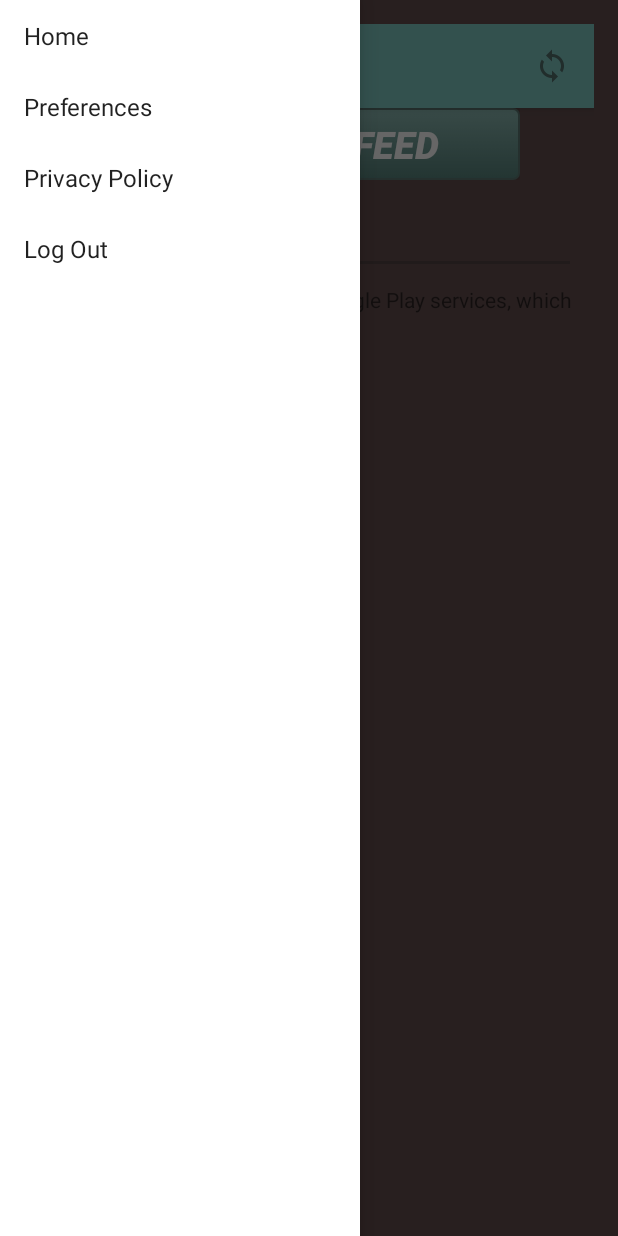
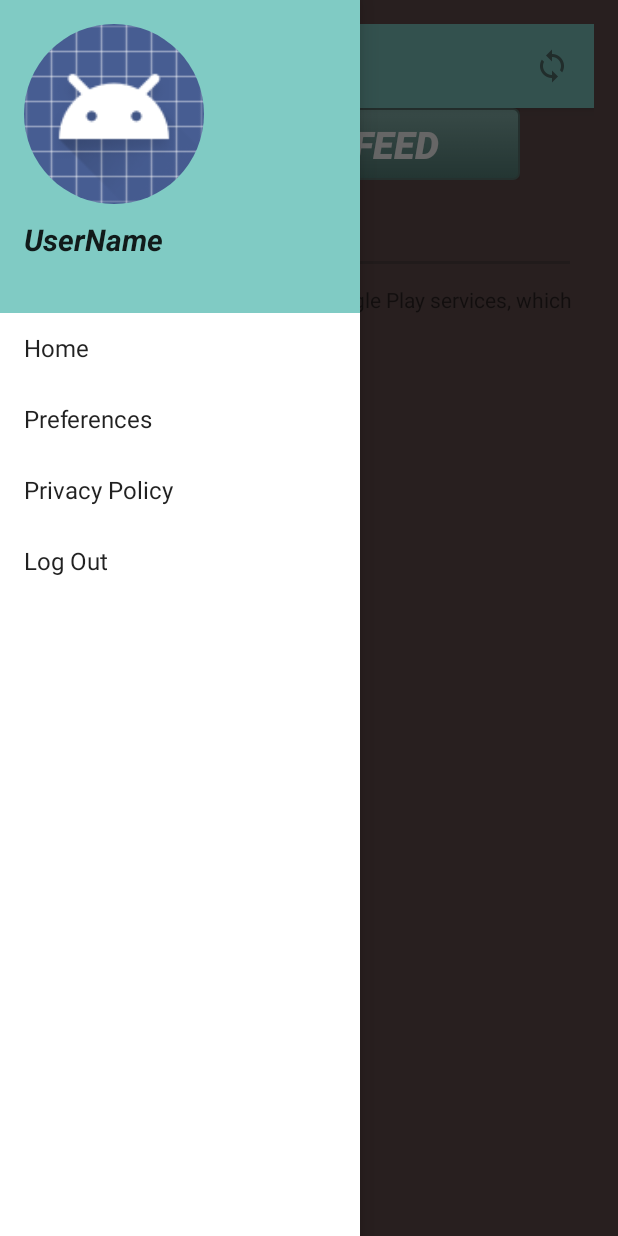
Before and after one commit to anshilbhansali/LocationApp, an Android app: the MapsActivity screen opened directly, with no data from a screen before it, with the side drawer open, on a phone screen of 412 x 824 dp. Run offline under Robolectric (Android 15) with nearby library versions, the phone set to English and light mode, and no system bars; our stand-ins replace CircleImageView, Picasso; libraries missing offline, so code that uses them is left out: com.facebook, com.facebook.login.

Commit message:
profile pic done, feed view xml done, start completing feed view

```diff
--- a/app/src/main/AndroidManifest.xml
+++ b/app/src/main/AndroidManifest.xml
@@ -57,6 +57,7 @@
             android:theme="@android:style/Theme.Translucent.NoTitleBar"
             android:label="@string/app_name" />
 
+        <!--
         <activity
             android:name="com.facebook.CustomTabActivity"
             android:exported="true">
@@ -67,7 +68,7 @@
                 <data android:scheme="@string/fb_login_protocol_scheme" />
             </intent-filter>
         </activity>
-
+        -->
 
 
     </application>
--- a/app/src/main/java/com/anshilbhansali/locationapp/MapsActivity.java
+++ b/app/src/main/java/com/anshilbhansali/locationapp/MapsActivity.java
@@ -14,12 +14,14 @@ import android.support.v7.app.ActionBarDrawerToggle;
 import android.support.v7.app.AppCompatActivity;
 import android.support.v7.widget.Toolbar;
 import android.util.Log;
+import android.view.LayoutInflater;
 import android.view.Menu;
 import android.view.MenuItem;
 import android.view.View;
 import android.widget.AdapterView;
 import android.widget.ArrayAdapter;
 import android.widget.Button;
+import android.widget.ImageView;
 import android.widget.LinearLayout;
 import android.widget.ListView;
 import android.widget.SeekBar;
@@ -34,6 +36,11 @@ import com.google.android.gms.maps.OnMapReadyCallback;
 import com.google.android.gms.maps.SupportMapFragment;
 import com.google.android.gms.maps.model.LatLng;
 import com.google.android.gms.maps.model.MarkerOptions;
+import com.squareup.picasso.Picasso;
+
+import org.json.JSONObject;
+
+import de.hdodenhof.circleimageview.CircleImageView;
 
 public class MapsActivity extends AppCompatActivity implements OnMapReadyCallback {
 
@@ -46,6 +53,9 @@ public class MapsActivity extends AppCompatActivity implements OnMapReadyCallbac
     private ListView mDrawerList;
     private ActionBarDrawerToggle mDrawerToggle;
     private String mActivityTitle;
+    TextView user_name, user_email;
+    CircleImageView user_picture;
+    JSONObject response, profile_pic_data, profile_pic_url;
 
     //tab buttons
     Button map_button, feed_button;
@@ -86,6 +96,12 @@ public class MapsActivity extends AppCompatActivity implements OnMapReadyCallbac
         mDrawerLayout = (DrawerLayout) findViewById(R.id.drawer_layout);
         mDrawerList = (ListView) findViewById(R.id.left_drawer);
         mActivityTitle = getTitle().toString();
+
+        //to put user profile pic into nav header
+        Intent intent = getIntent();
+        String jsondata = intent.getStringExtra("jsondata");
+        setNavigationHeader();    // call setNavigationHeader Method.
+        setUserProfile(jsondata);  // call setUserProfile Method.
 
         // Set the adapter for the list view
         mDrawerList.setAdapter(new ArrayAdapter<String>(this,
@@ -152,6 +168,42 @@ public class MapsActivity extends AppCompatActivity implements OnMapReadyCallbac
         });
 
 
+    }
+
+    public void setNavigationHeader(){
+
+
+        View header = LayoutInflater.from(this).inflate(R.layout.nav_header_home, null);
+        mDrawerList.addHeaderView(header);
+
+        user_name = (TextView) header.findViewById(R.id.username);
+        user_picture = (CircleImageView) header.findViewById(R.id.profile_pic);
+        user_email = (TextView) header.findViewById(R.id.email);
+    }
+
+    public  void  setUserProfile(String jsondata){
+
+        try {
+            response = new JSONObject(jsondata);
+            Log.d("RESPONSE#### ", "RESPONSE"+response);
+            if(response.has("email"))
+                user_email.setText(response.get("email").toString());
+            if(response.has("name"))
+                user_name.setText(response.get("name").toString());
+            if(response.has("picture"))
+            {
+                profile_pic_data = new JSONObject(response.get("picture").toString());
+                profile_pic_url = new JSONObject(profile_pic_data.getString("data"));
+
+                Picasso.with(this).load(profile_pic_url.getString("url"))
+                        .into(user_picture);
+            }
+
+
+
+        } catch (Exception e){
+            e.printStackTrace();
+        }
     }
 
     private void setupDrawer() {
@@ -234,8 +286,18 @@ public class MapsActivity extends AppCompatActivity implements OnMapReadyCallbac
         @Override
         public void onItemClick(AdapterView parent, View view, int position, long id) {
             // Highlight the selected item, update the title, and close the drawer
+            TextView v;
+            String s = " ";
 
-            if(position == 3)
+            if(view instanceof TextView)
+            {
+                v = (TextView) view;
+                s = (String) v.getText();
+            }
+
+            Log.d("DRAWER CLICK###", s);
+
+            if(s.equals("Log Out"))
             {
                 //Log out
                 LoginManager.getInstance().logOut();
@@ -243,7 +305,10 @@ public class MapsActivity extends AppCompatActivity implements OnMapReadyCallbac
                 startActivity(intent);
             }
 
-            //Toast.makeText(MapsActivity.this, Integer.toString(position), Toast.LENGTH_SHORT).show();
+            if(s.equals("Preferences"))
+                Toast.makeText(MapsActivity.this, "Work in progress", Toast.LENGTH_SHORT).show();
+
+            //Toast.makeText(MapsActivity.this, Long.toString(id), Toast.LENGTH_SHORT).show();
             mDrawerList.setItemChecked(position, true);
             mDrawerLayout.closeDrawer(mDrawerList);
         }
--- a/app/src/main/res/layout/activity_maps.xml
+++ b/app/src/main/res/layout/activity_maps.xml
@@ -1,7 +1,7 @@
 <?xml version="1.0" encoding="utf-8"?>
 
-<android.support.v4.widget.DrawerLayout
-    xmlns:android="http://schemas.android.com/apk/res/android"
+<android.support.v4.widget.DrawerLayout xmlns:android="http://schemas.android.com/apk/res/android"
+    xmlns:app="http://schemas.android.com/apk/res-auto"
     android:id="@+id/drawer_layout"
     android:layout_width="match_parent"
     android:layout_height="match_parent"
@@ -111,14 +111,13 @@
             android:layout_height="match_parent"
             tools:context="com.anshilbhansali.locationapp.MapsActivity" />
 
-        <include layout="@layout/feed_view">
-
-        </include>
+        <include layout="@layout/feed_view"></include>
 
 
     </LinearLayout>
 
     <!-- The navigation drawer -->
+
     <ListView android:id="@+id/left_drawer"
         android:layout_width="240dp"
         android:layout_height="match_parent"
--- /dev/null
+++ b/app/src/main/res/layout/nav_header_home.xml
@@ -0,0 +1,35 @@
+<?xml version="1.0" encoding="utf-8"?>
+<LinearLayout xmlns:android="http://schemas.android.com/apk/res/android"
+    android:layout_width="match_parent"
+    android:layout_height="wrap_content"
+    android:gravity="bottom"
+    android:orientation="vertical"
+    android:paddingBottom="@dimen/activity_vertical_margin"
+    android:paddingLeft="@dimen/activity_horizontal_margin"
+    android:paddingRight="@dimen/activity_horizontal_margin"
+    android:paddingTop="@dimen/activity_vertical_margin"
+    android:background="@color/accent_material_dark">
+
+    <de.hdodenhof.circleimageview.CircleImageView
+        android:id="@+id/profile_pic"
+        android:layout_width="120dp"
+        android:layout_height="120dp"
+        android:src="@android:drawable/sym_def_app_icon" />
+
+    <TextView
+        android:layout_width="match_parent"
+        android:layout_height="wrap_content"
+        android:text="UserName"
+        android:textSize="20sp"
+        android:id="@+id/username"
+        android:textAppearance="@style/TextAppearance.AppCompat.Body1"
+        android:textStyle="bold|italic"
+        android:layout_marginTop="10dp"/>
+
+    <TextView
+        android:id="@+id/email"
+        android:layout_width="wrap_content"
+        android:layout_height="wrap_content"
+        android:text="" />
+
+</LinearLayout>
```
Also changed, not shown: app/build.gradle (+8 -0 lines), app/src/main/java/com/anshilbhansali/locationapp/Event.java (+17 -6 lines), app/src/main/java/com/anshilbhansali/locationapp/FB_Activity.java (+29 -1 lines), app/src/main/java/com/anshilbhansali/locationapp/FB_Events.java (+11 -2 lines), app/src/main/res/drawable/arrow.xml (added, +36 -0 lines), app/src/main/res/layout/feed_events_view.xml (added, +29 -0 lines).
